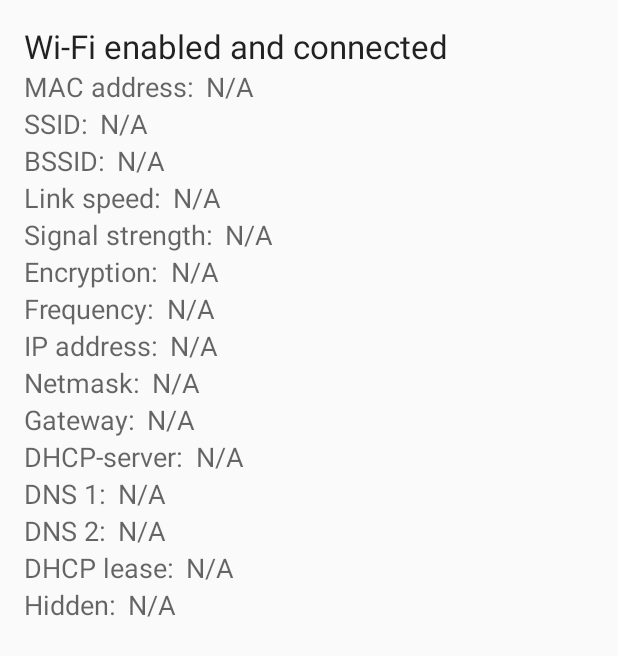
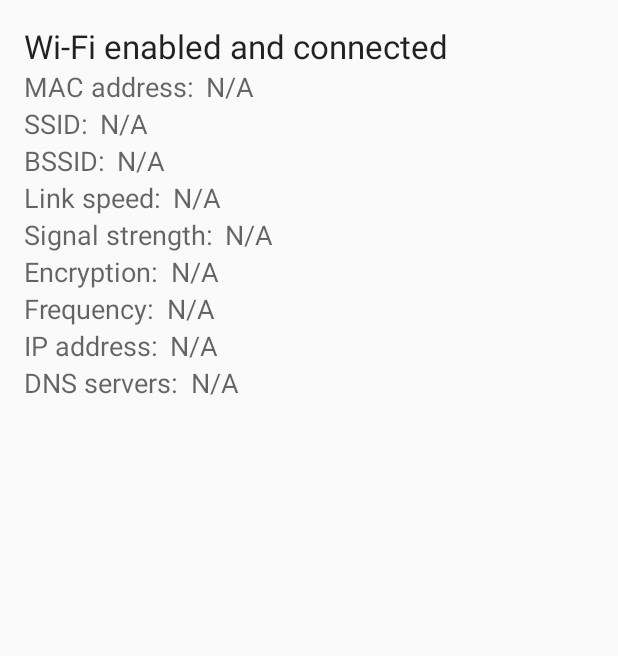
Before and after one commit to WeAreFairphone/FP2-Checkup, an Android app: the layout view_wifi_test.xml on its own in the app's theme, with its tools: preview values and no code run, on a phone screen of 412 x 824 dp. Shown: the top 656 px of the screen. Run offline under Robolectric (Android 15) with nearby library versions, the phone set to English and light mode, and no system bars.

Commit message:
Simplify the WifiDetails class
Rely on `WifiInfo` and `LinkProperties` class to hold the data.
Update the way IP addresses are parsed (do not use a deprecated call).
Remove the DHCP details.

CHK-47

Change-Id: Ic1fd4d499ba8e92cde568cc7c8177cb6f85b7d2e

```diff
--- a/app/src/main/res/layout/view_wifi_test.xml
+++ b/app/src/main/res/layout/view_wifi_test.xml
@@ -161,134 +161,26 @@
                 android:id="@+id/wifi_ip_address_value"
                 android:layout_width="wrap_content"
                 android:layout_height="wrap_content"
-                android:layout_alignBottom="@id/wifi_ip_address_label"
+                android:layout_alignBaseline="@id/wifi_ip_address_label"
                 android:layout_toEndOf="@id/wifi_ip_address_label"
                 android:text="@string/not_available"
                 android:textAppearance="?android:attr/textAppearanceMedium" />
 
             <TextView
-                android:id="@+id/wifi_netmask_label"
+                android:id="@+id/wifi_dns_servers_label"
                 android:layout_width="wrap_content"
                 android:layout_height="wrap_content"
-                android:layout_below="@id/wifi_ip_address_label"
+                android:layout_below="@id/wifi_ip_address_value"
                 android:layout_marginEnd="@dimen/simple_space"
-                android:text="@string/wifi_netmask"
+                android:text="@string/wifi_dns_servers"
                 android:textAppearance="?android:textAppearanceMedium" />
 
             <TextView
-                android:id="@+id/wifi_netmask_value"
+                android:id="@+id/wifi_dns_servers_value"
                 android:layout_width="wrap_content"
                 android:layout_height="wrap_content"
-                android:layout_alignBottom="@id/wifi_netmask_label"
-                android:layout_toEndOf="@id/wifi_netmask_label"
-                android:text="@string/not_available"
-                android:textAppearance="?android:attr/textAppearanceMedium" />
-
-            <TextView
-                android:id="@+id/wifi_gateway_address_label"
-                android:layout_width="wrap_content"
-                android:layout_height="wrap_content"
-                android:layout_below="@id/wifi_netmask_label"
-                android:layout_marginEnd="@dimen/simple_space"
-                android:text="@string/wifi_gateway_address"
-                android:textAppearance="?android:textAppearanceMedium" />
-
-            <TextView
-                android:id="@+id/wifi_gateway_address_value"
-                android:layout_width="wrap_content"
-                android:layout_height="wrap_content"
-                android:layout_alignBottom="@id/wifi_gateway_address_label"
-                android:layout_toEndOf="@id/wifi_gateway_address_label"
-                android:text="@string/not_available"
-                android:textAppearance="?android:attr/textAppearanceMedium" />
-
-            <TextView
-                android:id="@+id/wifi_dhcp_server_address_label"
-                android:layout_width="wrap_content"
-                android:layout_height="wrap_content"
-                android:layout_below="@id/wifi_gateway_address_label"
-                android:layout_marginEnd="@dimen/simple_space"
-                android:text="@string/wifi_dhcp_server_address"
-                android:textAppearance="?android:textAppearanceMedium" />
-
-            <TextView
-                android:id="@+id/wifi_dhcp_server_address_value"
-                android:layout_width="wrap_content"
-                android:layout_height="wrap_content"
-                android:layout_alignBottom="@id/wifi_dhcp_server_address_label"
-                android:layout_toEndOf="@id/wifi_dhcp_server_address_label"
-                android:text="@string/not_available"
-                android:textAppearance="?android:attr/textAppearanceMedium" />
-
-            <TextView
-                android:id="@+id/wifi_dns_1_label"
-                android:layout_width="wrap_content"
-                android:layout_height="wrap_content"
-                android:layout_below="@id/wifi_dhcp_server_address_label"
-                android:layout_marginEnd="@dimen/simple_space"
-                android:text="@string/wifi_dns_1"
-                android:textAppearance="?android:textAppearanceMedium" />
-
-            <TextView
-                android:id="@+id/wifi_dns_1_value"
-                android:layout_width="wrap_content"
-                android:layout_height="wrap_content"
-                android:layout_alignBottom="@id/wifi_dns_1_label"
-                android:layout_toEndOf="@id/wifi_dns_1_label"
-                android:text="@string/not_available"
-                android:textAppearance="?android:attr/textAppearanceMedium" />
-
-            <TextView
-                android:id="@+id/wifi_dns_2_label"
-                android:layout_width="wrap_content"
-                android:layout_height="wrap_content"
-                android:layout_below="@id/wifi_dns_1_label"
-                android:layout_marginEnd="@dimen/simple_space"
-                android:text="@string/wifi_dns_2"
-                android:textAppearance="?android:textAppearanceMedium" />
-
-            <TextView
-                android:id="@+id/wifi_dns_2_value"
-                android:layout_width="wrap_content"
-                android:layout_height="wrap_content"
-                android:layout_alignBottom="@id/wifi_dns_2_label"
-                android:layout_toEndOf="@id/wifi_dns_2_label"
-                android:text="@string/not_available"
-                android:textAppearance="?android:attr/textAppearanceMedium" />
-
-            <TextView
-                android:id="@+id/wifi_dhcp_lease_label"
-                android:layout_width="wrap_content"
-                android:layout_height="wrap_content"
-                android:layout_below="@id/wifi_dns_2_label"
-                android:layout_marginEnd="@dimen/simple_space"
-                android:text="@string/wifi_dhcp_lease"
-                android:textAppearance="?android:textAppearanceMedium" />
-
-            <TextView
-                android:id="@+id/wifi_dhcp_lease_value"
-                android:layout_width="wrap_content"
-                android:layout_height="wrap_content"
-                android:layout_alignBottom="@id/wifi_dhcp_lease_label"
-                android:layout_toEndOf="@id/wifi_dhcp_lease_label"
-                android:text="@string/not_available"
-                android:textAppearance="?android:attr/textAppearanceMedium" />
-
-            <TextView
-                android:id="@+id/wifi_hidden_ssid_label"
-                android:layout_width="wrap_content"
-                android:layout_height="wrap_content"
-                android:layout_below="@id/wifi_dhcp_lease_label"
-                android:layout_marginEnd="@dimen/simple_space"
-                android:text="@string/wifi_hidden_ssid"
-                android:textAppearance="?android:textAppearanceMedium" />
-
-            <TextView
-                android:id="@+id/wifi_hidden_ssid_value"
-                android:layout_width="wrap_content"
-                android:layout_height="wrap_content"
-                android:layout_alignBottom="@id/wifi_hidden_ssid_label"
-                android:layout_toEndOf="@id/wifi_hidden_ssid_label"
+                android:layout_alignBaseline="@id/wifi_dns_servers_label"
+                android:layout_toEndOf="@id/wifi_dns_servers_label"
                 android:text="@string/not_available"
                 android:textAppearance="?android:attr/textAppearanceMedium" />
 
--- a/app/src/main/res/values/strings.xml
+++ b/app/src/main/res/values/strings.xml
@@ -117,12 +117,7 @@
     <string name="wifi_frequency">Frequency:</string>
     <string name="wifi_encryption">Encryption:</string>
     <string name="wifi_ip_address">IP address:</string>
-    <string name="wifi_netmask">Netmask:</string>
-    <string name="wifi_gateway_address">Gateway:</string>
-    <string name="wifi_dhcp_server_address">DHCP-server:</string>
-    <string name="wifi_dns_1">DNS 1:</string>
-    <string name="wifi_dns_2">DNS 2:</string>
-    <string name="wifi_dhcp_lease">DHCP lease:</string>
-    <string name="wifi_hidden_ssid">Hidden:</string>
+    <string name="wifi_dns_servers">DNS servers:</string>
+    <string name="wifi_ssid_is_hidden">Hidden SSID</string>
 
 </resources>
```
Also changed, not shown: app/src/main/java/com/fairphone/checkup/information/wifi/WifiDetails.java (+69 -100 lines), app/src/main/java/com/fairphone/checkup/information/wifi/WifiInformation.java (+17 -2 lines), app/src/main/java/com/fairphone/checkup/tests/wifi/WifiTest.java (+8 -13 lines).
